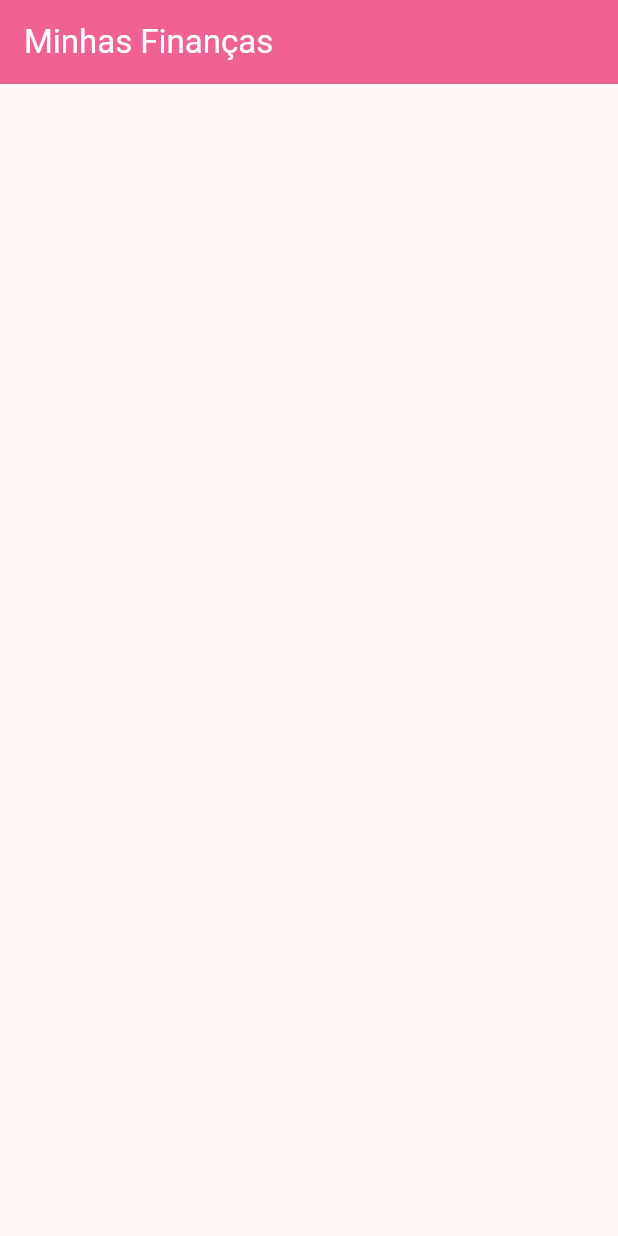
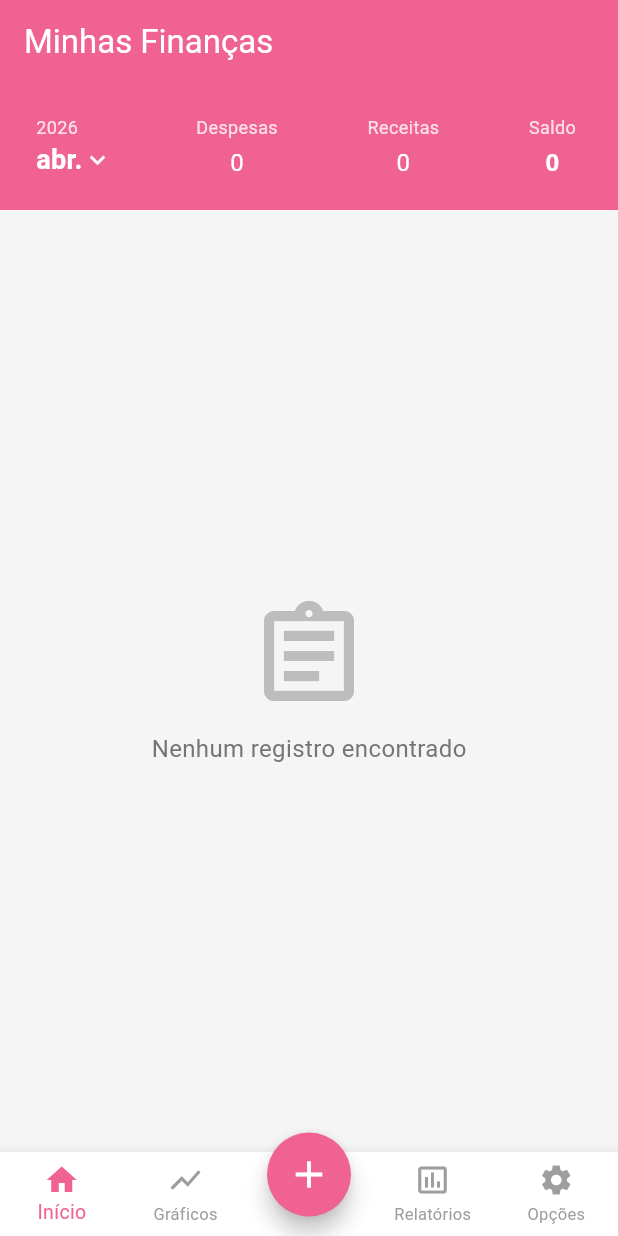
Before and after one commit to BeatrizKSilva/app-controle-financeiro, a Flutter app: the Principal screen opened directly, on a phone screen of 412 x 824 dp. Run offline on Flutter 3.47's test engine with Material 3 defaults, Android fonts, the phone set to English and light mode, and no system bars.

Commit message:
adicionando barra inferior e cabeçalho

```diff
--- a/lib/views/principal.dart
+++ b/lib/views/principal.dart
@@ -1,16 +1,205 @@
 import 'package:flutter/material.dart';
 
-class Principal extends StatelessWidget {
-  //depois mudar para StatefulWidget
+class Principal extends StatefulWidget {
   const Principal({super.key});
+
+  @override
+  State<Principal> createState() => _PrincipalState();
+}
+class _PrincipalState extends State<Principal> {
+  int _selectedIndex = 0;
+
+  String _filtroAtual = 'Todos';
+
+  List<Widget> get _pages => [
+        Column(
+          children: [
+            _buildResumoHeader(),
+            Expanded(
+              child: Container(
+                color: Colors.grey.shade100,
+                child: Center(
+                  child: Column(
+                    mainAxisAlignment: MainAxisAlignment.center,
+                    children: [
+                      Icon(Icons.assignment_outlined, size: 80, color: Colors.grey.shade400),
+                      const SizedBox(height: 10),
+
+                      Text(
+                        _filtroAtual == 'Todos'
+                          ? 'Nenhum registro encontrado'
+                          : 'Não há registros de $_filtroAtual',
+                        style: TextStyle(color: Colors.grey.shade600, fontSize: 16),
+                      ),
+                    ],
+                  ),
+                ),
+              ),
+            ),
+          ],
+        ),
+    const Center(child: Text('Início', style: TextStyle(fontSize: 24))),
+    const Center(child: Text('Gráficos', style: TextStyle(fontSize: 24))),
+    const Center(child: Text('')),
+    const Center(child: Text('Relatórios', style: TextStyle(fontSize: 24))),
+    const Center(child: Text('Opções', style: TextStyle(fontSize: 24))),
+  ];
+
+  void _onItemTapped(int index) {
+    if (index == 2) return;
+
+    setState(() {
+
+      _selectedIndex = index;
+
+    });
+  }
 
   @override
   Widget build(BuildContext context) {
     return Scaffold(
+      //barra superior
       appBar: AppBar(
         title: const Text('Minhas Finanças'),
         backgroundColor: Colors.pink.shade300,
         foregroundColor: Colors.white,
+        elevation: 0,
+      ),
+
+      //corpo da tela
+      body: _pages[_selectedIndex],
+
+      //botão flutuante
+      floatingActionButton: Transform.translate(
+
+        offset: const Offset(0, 15), // se quiser alterar a posição do botão, basta mudar os valores de x e y
+
+        child: FloatingActionButton(
+
+        onPressed: (){
+
+          print("Botão flutuante pressionado");
+
+        },
+        backgroundColor: Colors.pink.shade300,
+        shape: const CircleBorder(),
+        child: const Icon(Icons.add, color: Colors.white, size: 30),
+        ),
+      ),
+        floatingActionButtonLocation: FloatingActionButtonLocation.centerDocked,
+
+        //barra inferior
+        bottomNavigationBar: BottomNavigationBar(
+        backgroundColor: Colors.white, // fundo branco
+        selectedItemColor: Colors.pink.shade300, // icone clicado fica rosa
+        unselectedItemColor: Colors.grey, //icone solto fica cinza
+        type: BottomNavigationBarType.fixed,
+
+        selectedFontSize: 13.0, //tamanho da fonte do item selecionado
+        unselectedFontSize: 11.0, //tamanho da fonte do item não selecionado
+
+        currentIndex: _selectedIndex,
+        onTap: _onItemTapped,
+        items: const <BottomNavigationBarItem>[
+          BottomNavigationBarItem(icon: Icon(Icons.home), label: 'Início'),
+          BottomNavigationBarItem(icon: Icon(Icons.show_chart), label: 'Gráficos'),
+          BottomNavigationBarItem(
+            icon: Icon(Icons.add, color: Colors.transparent),
+            label: '',
+          ),
+
+          BottomNavigationBarItem(icon: Icon(Icons.insert_chart_outlined), label: 'Relatórios'),
+          BottomNavigationBarItem(icon: Icon(Icons.settings), label: 'Opções'),
+        ],
+      ),
+    );
+  }
+
+  Widget _buildResumoHeader(){
+
+    return Container(
+
+      color: const Color(0xFFF06292),
+      padding: const EdgeInsets.symmetric(vertical: 16, horizontal: 20),
+      child: Row(
+        mainAxisAlignment: MainAxisAlignment.spaceBetween,
+        crossAxisAlignment: CrossAxisAlignment.center,
+        children: [
+          _buildDateSelector(),
+
+          _buildStatColumn('Despesas', '0', Colors.white, onTap: () {
+            setState(() { _filtroAtual = 'Despesas';});
+          }),
+
+          _buildStatColumn('Receitas', '0', Colors.white, onTap: () {
+            setState(() { _filtroAtual = 'Receitas'; });
+          }),
+
+          _buildStatColumn('Saldo', '0', Colors.white, isBold: true, onTap: () {
+            setState(() { _filtroAtual = 'Saldo'; });
+          }),
+        ],
+      ),
+    );
+  }
+
+  Widget _buildDateSelector() {
+    return InkWell(
+      onTap: () {
+        print("Seletor de data clicado!");
+      },
+      borderRadius: BorderRadius.circular(8),
+      child: Padding(
+        padding: const EdgeInsets.all(4.0),
+        child: Column(
+          crossAxisAlignment: CrossAxisAlignment.start,
+          children: [
+            Text(
+              '2026',
+              style: TextStyle(color: Colors.white.withValues(alpha: 0.8), fontSize: 12),
+            ),
+            const Row(
+              children: [
+                Text(
+                  'abr.',
+                  style: TextStyle(
+                      color: Colors.white,
+                      fontSize: 18,
+                      fontWeight: FontWeight.bold),
+                ),
+                Icon(Icons.keyboard_arrow_down, color: Colors.white, size: 20),
+              ],
+            ),
+          ],
+        ),
+      ),
+    );
+  }
+
+  Widget _buildStatColumn(String title, String value, Color color, {bool isBold = false, VoidCallback? onTap}) {
+    return InkWell(
+      onTap: onTap,
+      borderRadius: BorderRadius.circular(8),
+      child: Padding(
+        padding: const EdgeInsets.symmetric(horizontal: 8.0, vertical: 4.0),
+        child: Column(
+          children: [
+            Text(
+              title,
+              style: TextStyle(color: color.withValues(alpha: 0.8), fontSize: 12),
+            ),
+            const SizedBox(height: 4),
+            Text(
+              value,
+              style: TextStyle(
+                color: color,
+                fontSize: 16,
+                fontWeight: isBold ? FontWeight.bold : FontWeight.normal,
+              ),
+            ),
+          ],
+        ),
+
       ),
     );
   }
```
